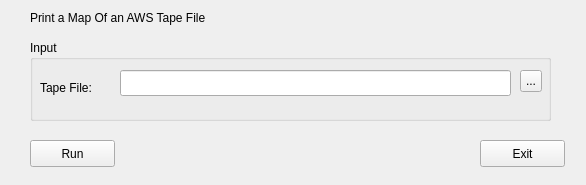
fsword7/hercgui, file HerculesStudio/HercUtilities/TapeMap.ui: the form before one commit.
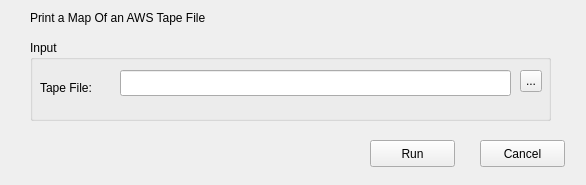
The form after the commit.

```diff
--- a/HerculesStudio/HercUtilities/TapeMap.ui
+++ b/HerculesStudio/HercUtilities/TapeMap.ui
@@ -65,7 +65,7 @@
   <widget class="QPushButton" name="runButton">
    <property name="geometry">
     <rect>
-     <x>30</x>
+     <x>370</x>
      <y>140</y>
      <width>85</width>
      <height>27</height>
@@ -85,7 +85,7 @@
     </rect>
    </property>
    <property name="text">
-    <string>Exit</string>
+    <string>Cancel</string>
    </property>
   </widget>
   <widget class="QLabel" name="label_2">
```
